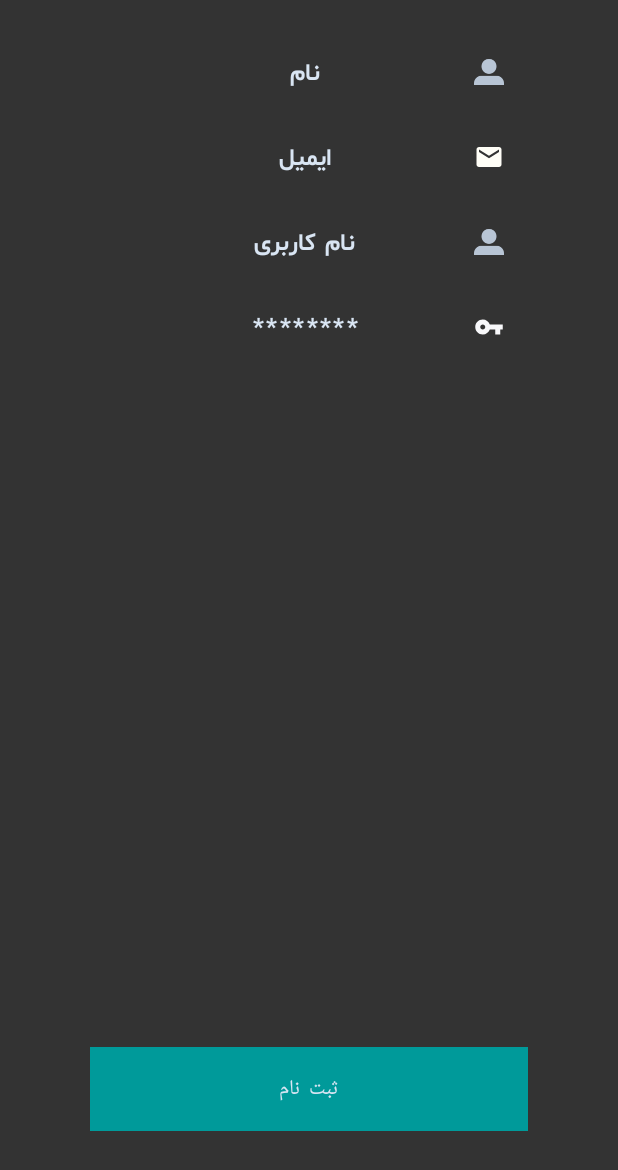
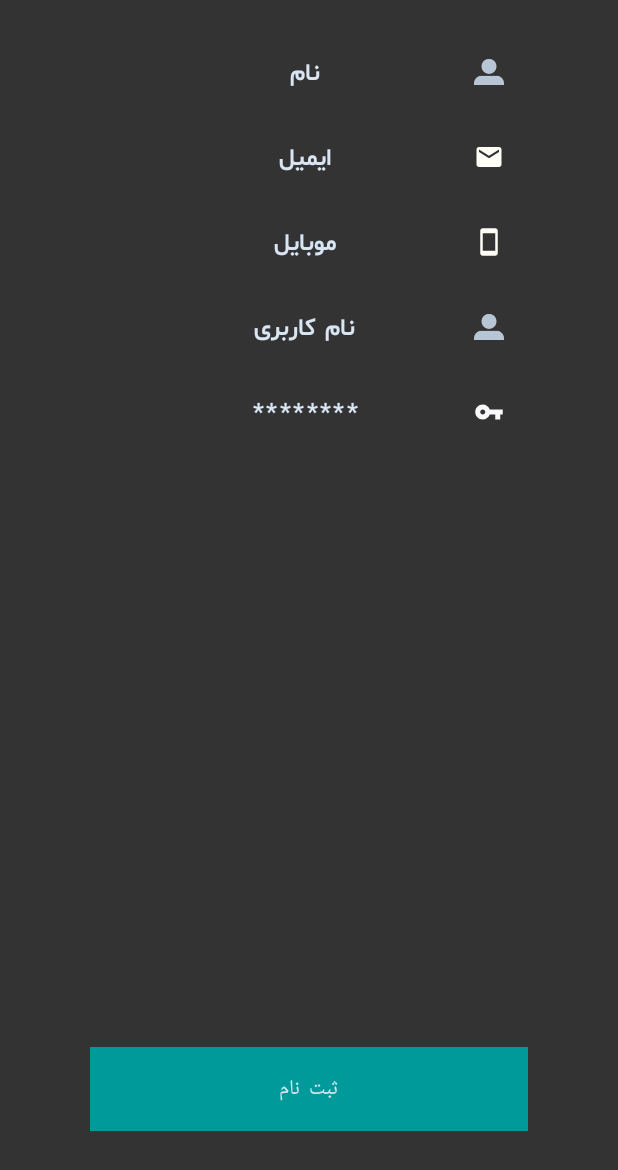
Before and after one commit to ali-zareshai/kavir_msg_app_kotlin, an Android app: the RegisterActivity screen opened directly, with no data from a screen before it, on a phone screen of 412 x 824 dp. Shown: the top 1170 px of the screen. Run offline under Robolectric (Android 15) with nearby library versions, the phone set to English and light mode, and no system bars; 1 statement that could not run was skipped.

Commit message:
added number mobile to regster page

```diff
--- /dev/null
+++ b/app/src/main/res/drawable/ic_smartphone_black_24dp.xml
@@ -0,0 +1,5 @@
+<vector android:height="24dp" android:tint="#FFFEF7"
+    android:viewportHeight="24.0" android:viewportWidth="24.0"
+    android:width="24dp" xmlns:android="http://schemas.android.com/apk/res/android">
+    <path android:fillColor="#FF000000" android:pathData="M17,1.01L7,1c-1.1,0 -2,0.9 -2,2v18c0,1.1 0.9,2 2,2h10c1.1,0 2,-0.9 2,-2V3c0,-1.1 -0.9,-1.99 -2,-1.99zM17,19H7V5h10v14z"/>
+</vector>
--- a/app/src/main/res/layout/activity_register.xml
+++ b/app/src/main/res/layout/activity_register.xml
@@ -55,6 +55,32 @@
                     android:layout_width="match_parent"
                     android:layout_height="wrap_content"
                     android:hint="@string/email"
+                    android:gravity="center"
+                    android:background="#00c7c7c7"
+                    android:textColorHint="#d9e5f3"
+                    android:layout_marginLeft="15dp"
+                    android:letterSpacing="0.1"
+                    android:textSize="16dp"
+                    android:textDirection="rtl"
+                    android:inputType="textEmailAddress"
+                    android:textColor="#fff"
+                    />
+            </LinearLayout>
+            <LinearLayout
+                android:layout_width="match_parent"
+                android:layout_height="wrap_content"
+                android:orientation="horizontal"
+                android:padding="16dp">
+                <ImageView
+                    android:layout_width="20dp"
+                    android:layout_height="20dp"
+                    android:src="@drawable/ic_smartphone_black_24dp"
+                    android:layout_gravity="center"/>
+                <customviews.CustomEditText2
+                    android:id="@+id/mobileuser"
+                    android:layout_width="match_parent"
+                    android:layout_height="wrap_content"
+                    android:hint="@string/mobile"
                     android:gravity="center"
                     android:background="#00c7c7c7"
                     android:textColorHint="#d9e5f3"
--- a/app/src/main/res/values/strings.xml
+++ b/app/src/main/res/values/strings.xml
@@ -20,4 +20,5 @@
     <string name="error_in_connection">اشکال در ارتباط</string>
     <string name="user_or_pass_is_wrong">نام کاربری یا پسورد اشتباه است</string>
     <string name="password">رمز عبور</string>
+    <string name="mobile">موبایل</string>
 </resources>
```
